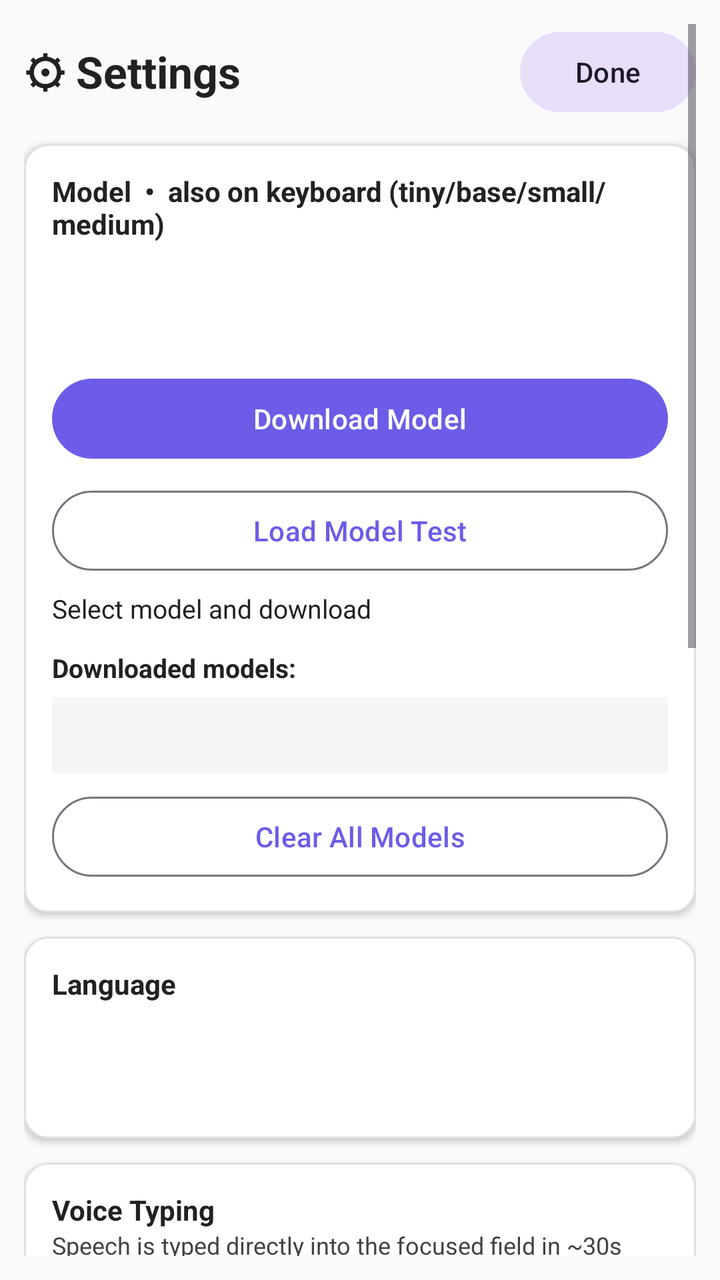
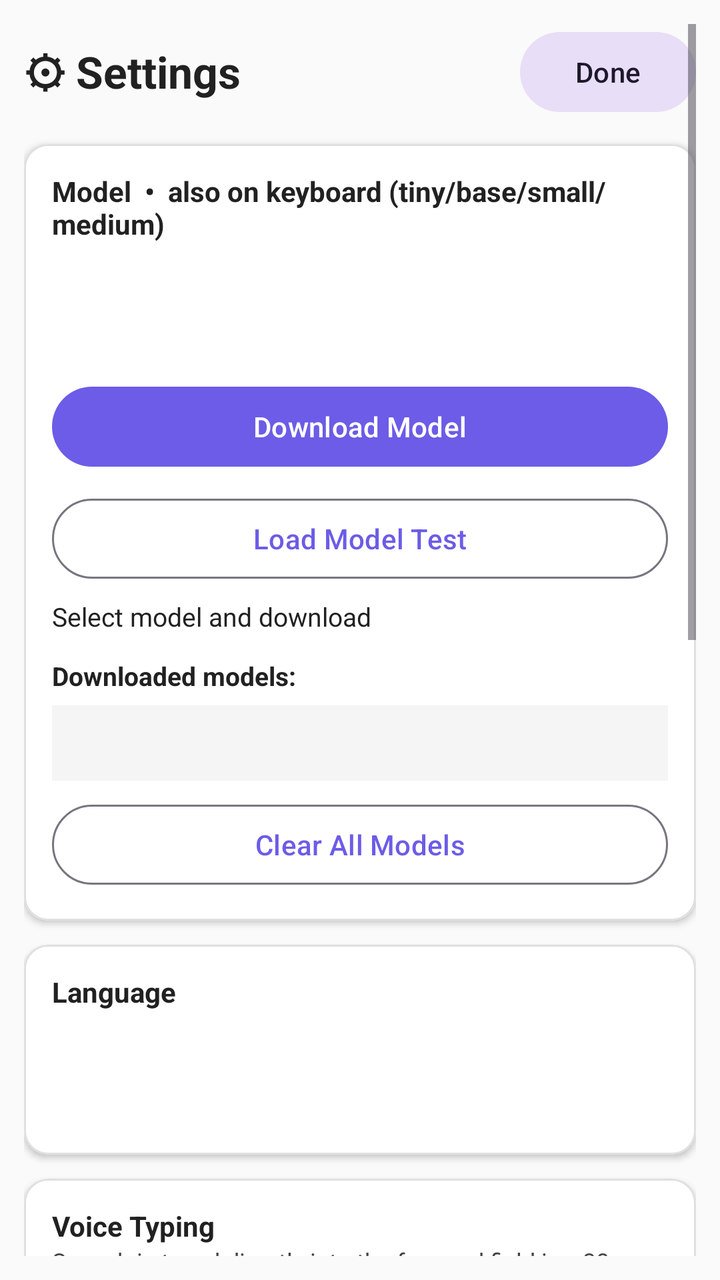

Before-and-after screenshots of an Android layout around one commit, followed by the original layout XML and the change that was made.
<!-- AndroidManifest.xml: application theme Theme.WhisperKeyboard -->
<!-- res/layout/activity_settings.xml -->
<?xml version="1.0" encoding="utf-8"?>
<ScrollView xmlns:android="http://schemas.android.com/apk/res/android"
    xmlns:app="http://schemas.android.com/apk/res-auto"
    android:layout_width="match_parent" android:layout_height="match_parent"
    android:background="#FAFAFA" android:padding="12dp">

    <LinearLayout android:orientation="vertical" android:layout_width="match_parent" android:layout_height="wrap_content">

        
        <LinearLayout android:orientation="horizontal" android:layout_width="match_parent" android:layout_height="wrap_content" android:gravity="center_vertical">
            <TextView android:text="⚙ Settings" android:textSize="22sp" android:textStyle="bold" android:textColor="#212121" android:layout_width="0dp" android:layout_weight="1" android:layout_height="wrap_content"/>
            <com.google.android.material.button.MaterialButton android:id="@+id/btnSettingsDone" android:text="Done" style="@style/Widget.Material3.Button.TonalButton" android:layout_width="wrap_content" android:layout_height="wrap_content"/>
        </LinearLayout>

        
        <com.google.android.material.card.MaterialCardView android:layout_width="match_parent" android:layout_height="wrap_content" app:cardCornerRadius="12dp" app:cardElevation="2dp" app:cardBackgroundColor="#FFFFFF" android:layout_marginTop="12dp" app:strokeColor="#E0E0E0" app:strokeWidth="1dp">
            <LinearLayout android:orientation="vertical" android:layout_width="match_parent" android:layout_height="wrap_content" android:padding="14dp">
                <TextView android:text="Model  •  also on keyboard (tiny/base/small/medium)" android:textStyle="bold" android:textSize="14sp" android:textColor="#212121" android:layout_width="wrap_content" android:layout_height="wrap_content"/>
                <Spinner android:id="@+id/spinnerModel" android:layout_width="match_parent" android:layout_height="48dp" android:background="#FFFFFF" android:popupBackground="#FFFFFF" android:layout_marginTop="8dp" android:padding="8dp"/>
                <com.google.android.material.button.MaterialButton android:id="@+id/btnDownloadModel" android:text="Download Model" android:layout_width="match_parent" android:layout_height="wrap_content" android:layout_marginTop="8dp"/>
                <com.google.android.material.button.MaterialButton android:id="@+id/btnTestModel" android:text="Load Model Test" style="@style/Widget.Material3.Button.OutlinedButton" android:layout_width="match_parent" android:layout_height="wrap_content" android:layout_marginTop="8dp"/>
                <ProgressBar android:id="@+id/progressModel" style="?android:attr/progressBarStyleHorizontal" android:layout_width="match_parent" android:layout_height="10dp" android:visibility="gone" android:layout_marginTop="8dp"/>
                <TextView android:id="@+id/tvDownloadStatus" android:text="Select model and download" android:textSize="13sp" android:textColor="#212121" android:layout_width="wrap_content" android:layout_height="wrap_content" android:layout_marginTop="6dp"/>
                <TextView android:text="Downloaded models:" android:textStyle="bold" android:textSize="13sp" android:textColor="#212121" android:layout_width="wrap_content" android:layout_height="wrap_content" android:layout_marginTop="12dp"/>
                <TextView android:id="@+id/tvModelInfo" android:text="" android:fontFamily="monospace" android:textSize="13sp" android:textColor="#212121" android:background="#F5F5F5" android:padding="10dp" android:layout_width="match_parent" android:layout_height="wrap_content" android:layout_marginTop="6dp"/>
                <com.google.android.material.button.MaterialButton android:id="@+id/btnClearModels" android:text="Clear All Models" style="@style/Widget.Material3.Button.OutlinedButton" android:layout_width="match_parent" android:layout_height="wrap_content" android:layout_marginTop="8dp"/>
            </LinearLayout>
        </com.google.android.material.card.MaterialCardView>

        
        <com.google.android.material.card.MaterialCardView android:layout_width="match_parent" android:layout_height="wrap_content" app:cardCornerRadius="12dp" app:cardElevation="2dp" app:cardBackgroundColor="#FFFFFF" android:layout_marginTop="12dp" app:strokeColor="#E0E0E0" app:strokeWidth="1dp">
            <LinearLayout android:orientation="vertical" android:layout_width="match_parent" android:layout_height="wrap_content" android:padding="14dp">
                <TextView android:text="Language" android:textStyle="bold" android:textSize="14sp" android:textColor="#212121" android:layout_width="wrap_content" android:layout_height="wrap_content"/>
                <Spinner android:id="@+id/spinnerLang" android:layout_width="match_parent" android:layout_height="48dp" android:background="#FFFFFF" android:popupBackground="#FFFFFF" android:layout_marginTop="6dp" android:padding="8dp"/>
            </LinearLayout>
        </com.google.android.material.card.MaterialCardView>

        
        <com.google.android.material.card.MaterialCardView android:layout_width="match_parent" android:layout_height="wrap_content" app:cardCornerRadius="12dp" app:cardElevation="2dp" app:cardBackgroundColor="#FFFFFF" android:layout_marginTop="12dp" app:strokeColor="#E0E0E0" app:strokeWidth="1dp">
            <LinearLayout android:orientation="vertical" android:layout_width="match_parent" android:layout_height="wrap_content" android:padding="14dp">
                <TextView android:text="Voice Typing" android:textStyle="bold" android:textSize="14sp" android:textColor="#212121" android:layout_width="wrap_content" android:layout_height="wrap_content"/>
                <TextView android:text="Speech is typed directly into the focused field in ~30s chunks as you pause. No TXT files." android:textSize="12sp" android:textColor="#424242" android:layout_width="wrap_content" android:layout_height="wrap_content"/>

                <TextView android:text="Accuracy" android:textStyle="bold" android:textSize="14sp" android:textColor="#212121" android:layout_width="wrap_content" android:layout_height="wrap_content" android:layout_marginTop="12dp"/>
                <LinearLayout android:orientation="horizontal" android:layout_width="match_parent" android:layout_height="wrap_content" android:layout_marginTop="6dp">
                    <com.google.android.material.switchmaterial.SwitchMaterial android:id="@+id/switchVad" android:text="VAD auto-stop" android:textSize="13sp" android:textColor="#212121" android:layout_width="0dp" android:layout_weight="1" android:layout_height="wrap_content" android:checked="true"/>
                    <com.google.android.material.switchmaterial.SwitchMaterial android:id="@+id/switchLive" android:text="LIVE typing" android:textSize="13sp" android:textColor="#212121" android:layout_width="0dp" android:layout_weight="1" android:layout_height="wrap_content" android:checked="true"/>
                </LinearLayout>
                <LinearLayout android:orientation="horizontal" android:layout_width="match_parent" android:layout_height="wrap_content" android:layout_marginTop="6dp">
                    <com.google.android.material.switchmaterial.SwitchMaterial android:id="@+id/switchBt" android:text="Bluetooth mic" android:textSize="13sp" android:textColor="#212121" android:layout_width="0dp" android:layout_weight="1" android:layout_height="wrap_content"/>
                    <com.google.android.material.switchmaterial.SwitchMaterial android:id="@+id/switchCaps" android:text="Auto caps" android:textSize="13sp" android:textColor="#212121" android:layout_width="0dp" android:layout_weight="1" android:layout_height="wrap_content" android:checked="true"/>
                </LinearLayout>

                <TextView android:id="@+id/tvCores" android:text="CPU cores detected" android:textStyle="bold" android:textSize="14sp" android:textColor="#212121" android:layout_width="wrap_content" android:layout_height="wrap_content" android:layout_marginTop="12dp"/>
                <Spinner android:id="@+id/spinnerThreads" android:layout_width="match_parent" android:layout_height="44dp" android:background="#FFFFFF" android:popupBackground="#FFFFFF" android:layout_marginTop="4dp"/>

                <TextView android:text="Pause that ends a chunk" android:textStyle="bold" android:textSize="13sp" android:textColor="#212121" android:layout_width="wrap_content" android:layout_height="wrap_content" android:layout_marginTop="10dp"/>
                <LinearLayout android:orientation="horizontal" android:layout_width="match_parent" android:layout_height="wrap_content" android:gravity="center_vertical">
                    <SeekBar android:id="@+id/seekChunkSilence" android:layout_width="0dp" android:layout_weight="1" android:layout_height="wrap_content" android:max="19"/>
                    <TextView android:id="@+id/tvChunkSilence" android:text="4.5s" android:textStyle="bold" android:textColor="#212121" android:textSize="13sp" android:layout_width="52dp" android:layout_height="wrap_content" android:gravity="end"/>
                </LinearLayout>
                <TextView android:text="Chunk length (grows automatically while previous chunk is still processing)" android:textStyle="bold" android:textSize="13sp" android:textColor="#212121" android:layout_width="wrap_content" android:layout_height="wrap_content" android:layout_marginTop="8dp"/>
                <LinearLayout android:orientation="horizontal" android:layout_width="match_parent" android:layout_height="wrap_content" android:gravity="center_vertical">
                    <SeekBar android:id="@+id/seekChunkLength" android:layout_width="0dp" android:layout_weight="1" android:layout_height="wrap_content" android:min="1" android:max="45"/>
                    <TextView android:id="@+id/tvChunkLength" android:text="30s" android:textStyle="bold" android:textColor="#212121" android:textSize="13sp" android:layout_width="52dp" android:layout_height="wrap_content" android:gravity="end"/>
                </LinearLayout>
                <TextView android:text="Auto-stop recording after silence (VAD ON)" android:textStyle="bold" android:textSize="13sp" android:textColor="#212121" android:layout_width="wrap_content" android:layout_height="wrap_content" android:layout_marginTop="6dp"/>
                <LinearLayout android:orientation="horizontal" android:layout_width="match_parent" android:layout_height="wrap_content" android:gravity="center_vertical">
                    <SeekBar android:id="@+id/seekStopSilence" android:layout_width="0dp" android:layout_weight="1" android:layout_height="wrap_content" android:min="5" android:max="60"/>
                    <TextView android:id="@+id/tvStopSilence" android:text="10s" android:textStyle="bold" android:textColor="#212121" android:textSize="13sp" android:layout_width="40dp" android:layout_height="wrap_content" android:gravity="end"/>
                </LinearLayout>
                <TextView android:text="Shorter pause = faster text delivery. Applies to the next recording." android:textSize="12sp" android:textColor="#424242" android:layout_width="wrap_content" android:layout_height="wrap_content" android:layout_marginTop="4dp"/>
                <TextView android:text="VAD: silence 1.3s → auto Stop. LIVE: composing preview while speaking. BT: VOICE_COMMUNICATION." android:textSize="12sp" android:textColor="#424242" android:layout_width="wrap_content" android:layout_height="wrap_content" android:layout_marginTop="6dp"/>
            </LinearLayout>
        </com.google.android.material.card.MaterialCardView>

        
        <com.google.android.material.card.MaterialCardView android:layout_width="match_parent" android:layout_height="wrap_content" app:cardCornerRadius="12dp" app:cardElevation="2dp" app:cardBackgroundColor="#E8F5F0" app:strokeColor="#B2DFDB" app:strokeWidth="1dp" android:layout_marginTop="12dp">
            <LinearLayout android:orientation="vertical" android:layout_width="match_parent" android:layout_height="wrap_content" android:padding="14dp">
                <LinearLayout android:orientation="horizontal" android:layout_width="match_parent" android:layout_height="wrap_content" android:gravity="center_vertical">
                    <TextView android:text="Mic Bubble (one-tap switch)" android:textStyle="bold" android:textSize="14sp" android:textColor="#212121" android:layout_width="0dp" android:layout_weight="1" android:layout_height="wrap_content"/>
                    <com.google.android.material.switchmaterial.SwitchMaterial android:id="@+id/switchBubble" android:layout_width="wrap_content" android:layout_height="wrap_content"/>
                </LinearLayout>
                <TextView android:text="Floating 🎤 on screen - tap: Whisper ↔ your keyboard. Drag to move." android:textSize="12sp" android:textColor="#424242" android:layout_width="wrap_content" android:layout_height="wrap_content"/>
                <LinearLayout android:orientation="horizontal" android:layout_width="match_parent" android:layout_height="wrap_content" android:gravity="center_vertical" android:layout_marginTop="6dp">
                    <TextView android:text="Transparency:" android:textSize="12sp" android:textColor="#212121" android:layout_width="wrap_content" android:layout_height="wrap_content" android:paddingEnd="6dp"/>
                    <SeekBar android:id="@+id/seekBubbleAlpha" android:layout_width="0dp" android:layout_weight="1" android:layout_height="wrap_content" android:max="80" android:progress="20"/>
                    <TextView android:id="@+id/tvBubbleAlpha" android:text="75%" android:textSize="12sp" android:textStyle="bold" android:textColor="#212121" android:layout_width="44dp" android:layout_height="wrap_content" android:gravity="end"/>
                </LinearLayout>
            </LinearLayout>
        </com.google.android.material.card.MaterialCardView>

        <TextView android:id="@+id/tvSettingsHint" android:text="Changes save automatically" android:textSize="12sp" android:textColor="#757575" android:layout_width="match_parent" android:layout_height="wrap_content" android:gravity="center" android:layout_marginTop="10dp"/>

    </LinearLayout>
</ScrollView>
<!-- resources referenced by this layout -->
<resources>
  <style name="Theme.WhisperKeyboard" parent="Theme.Material3.DayNight.NoActionBar">
          <item name="colorPrimary">#6C5CE7</item>
          <item name="colorPrimaryVariant">#5A4BD1</item>
          <item name="colorOnPrimary">#FFFFFF</item>
          <item name="colorSecondary">#A29BFE</item>
          <item name="android:statusBarColor">#2C2C3E</item>
      </style>
</resources>

<!-- the commit's change to res/layout/activity_settings.xml (unified diff, before → after) -->
@@ -16,7 +16,7 @@
         <com.google.android.material.card.MaterialCardView android:layout_width="match_parent" android:layout_height="wrap_content" app:cardCornerRadius="12dp" app:cardElevation="2dp" app:cardBackgroundColor="#FFFFFF" android:layout_marginTop="12dp" app:strokeColor="#E0E0E0" app:strokeWidth="1dp">
             <LinearLayout android:orientation="vertical" android:layout_width="match_parent" android:layout_height="wrap_content" android:padding="14dp">
                 <TextView android:text="Model  •  also on keyboard (tiny/base/small/medium)" android:textStyle="bold" android:textSize="14sp" android:textColor="#212121" android:layout_width="wrap_content" android:layout_height="wrap_content"/>
-                <Spinner android:id="@+id/spinnerModel" android:layout_width="match_parent" android:layout_height="48dp" android:background="#FFFFFF" android:popupBackground="#FFFFFF" android:layout_marginTop="8dp" android:padding="8dp"/>
+                <Spinner android:id="@+id/spinnerModel" android:layout_width="match_parent" android:layout_height="wrap_content" android:minHeight="52dp" android:background="#FFFFFF" android:popupBackground="#D9D9D9" android:layout_marginTop="8dp" android:padding="8dp"/>
                 <com.google.android.material.button.MaterialButton android:id="@+id/btnDownloadModel" android:text="Download Model" android:layout_width="match_parent" android:layout_height="wrap_content" android:layout_marginTop="8dp"/>
                 <com.google.android.material.button.MaterialButton android:id="@+id/btnTestModel" android:text="Load Model Test" style="@style/Widget.Material3.Button.OutlinedButton" android:layout_width="match_parent" android:layout_height="wrap_content" android:layout_marginTop="8dp"/>
                 <ProgressBar android:id="@+id/progressModel" style="?android:attr/progressBarStyleHorizontal" android:layout_width="match_parent" android:layout_height="10dp" android:visibility="gone" android:layout_marginTop="8dp"/>
@@ -31,7 +31,7 @@
         <com.google.android.material.card.MaterialCardView android:layout_width="match_parent" android:layout_height="wrap_content" app:cardCornerRadius="12dp" app:cardElevation="2dp" app:cardBackgroundColor="#FFFFFF" android:layout_marginTop="12dp" app:strokeColor="#E0E0E0" app:strokeWidth="1dp">
             <LinearLayout android:orientation="vertical" android:layout_width="match_parent" android:layout_height="wrap_content" android:padding="14dp">
                 <TextView android:text="Language" android:textStyle="bold" android:textSize="14sp" android:textColor="#212121" android:layout_width="wrap_content" android:layout_height="wrap_content"/>
-                <Spinner android:id="@+id/spinnerLang" android:layout_width="match_parent" android:layout_height="48dp" android:background="#FFFFFF" android:popupBackground="#FFFFFF" android:layout_marginTop="6dp" android:padding="8dp"/>
+                <Spinner android:id="@+id/spinnerLang" android:layout_width="match_parent" android:layout_height="wrap_content" android:minHeight="52dp" android:background="#FFFFFF" android:popupBackground="#D9D9D9" android:layout_marginTop="6dp" android:padding="8dp"/>
             </LinearLayout>
         </com.google.android.material.card.MaterialCardView>
 
@@ -52,7 +52,7 @@
                 </LinearLayout>
 
                 <TextView android:id="@+id/tvCores" android:text="CPU cores detected" android:textStyle="bold" android:textSize="14sp" android:textColor="#212121" android:layout_width="wrap_content" android:layout_height="wrap_content" android:layout_marginTop="12dp"/>
-                <Spinner android:id="@+id/spinnerThreads" android:layout_width="match_parent" android:layout_height="44dp" android:background="#FFFFFF" android:popupBackground="#FFFFFF" android:layout_marginTop="4dp"/>
+                <Spinner android:id="@+id/spinnerThreads" android:layout_width="match_parent" android:layout_height="wrap_content" android:minHeight="52dp" android:background="#FFFFFF" android:popupBackground="#D9D9D9" android:layout_marginTop="4dp"/>
 
                 <TextView android:text="Pause that ends a chunk" android:textStyle="bold" android:textSize="13sp" android:textColor="#212121" android:layout_width="wrap_content" android:layout_height="wrap_content" android:layout_marginTop="10dp"/>
                 <LinearLayout android:orientation="horizontal" android:layout_width="match_parent" android:layout_height="wrap_content" android:gravity="center_vertical">
